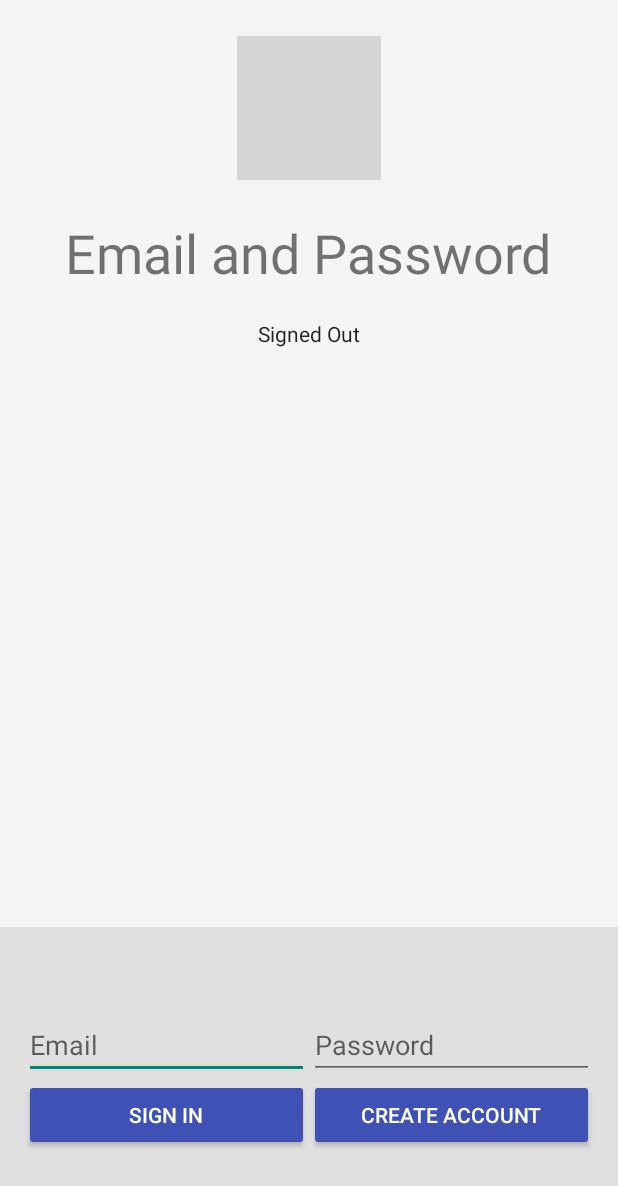
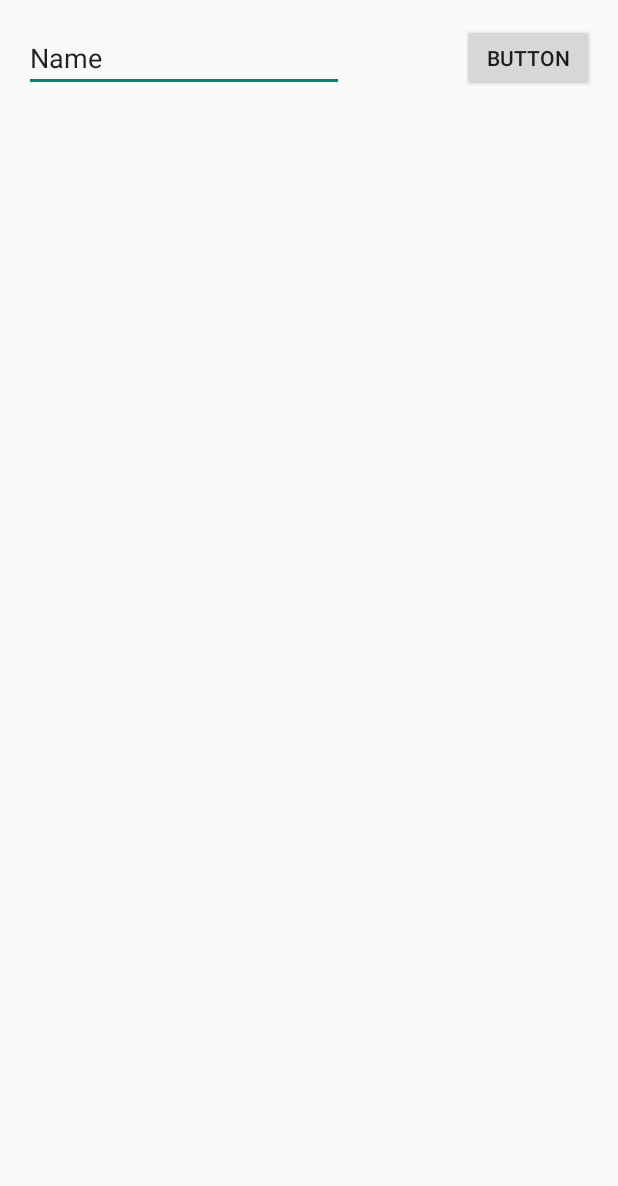
Before and after one commit to Metaphizik/android-client, an Android app: the screen it shows after launch (EmailPasswordActivity before the commit, ChatActivity after it), in the side drawer, after a tap on an icon or button, on a phone screen of 412 x 824 dp. Shown: the top 1186 px of the screen. Run offline under Robolectric (Android 15) with nearby library versions, the phone set to English and light mode, and no system bars; our stand-ins replace Firebase (no records; nobody signed in at launch, a user with empty details on screens opened directly); libraries missing offline, so code that uses them is left out: com.firebase.ui, org.springframework.http, org.springframework.web; 7 statements that could not run were skipped; grey boxes are pictures that could not be loaded.

Commit message:
Add chat without choosing your name

```diff
--- a/app/build.gradle
+++ b/app/build.gradle
@@ -37,7 +37,11 @@ dependencies {
     compile 'com.android.support:design:25.3.1'
     compile 'com.android.support:cardview-v7:25.3.1'
     compile 'com.android.support:recyclerview-v7:25.3.1'
+
     compile 'com.google.firebase:firebase-auth:10.0.1'
+    compile 'com.firebaseui:firebase-ui-auth:1.2.0'
+    compile 'com.firebaseui:firebase-ui:1.2.0'
+    compile 'com.firebase:firebase-jobdispatcher:0.5.2'
     testCompile 'junit:junit:4.12'
 }
 
--- a/app/src/main/AndroidManifest.xml
+++ b/app/src/main/AndroidManifest.xml
@@ -19,6 +19,7 @@
         </activity>
         <activity android:name=".auth.BaseActivity"></activity>
         <activity android:name=".auth.EmailPasswordActivity"></activity>
+        <activity android:name=".chat.ChatActivity"></activity>
     </application>
 
 </manifest>
--- a/app/src/main/java/com/example/metaphizik/design/Constants.java
+++ b/app/src/main/java/com/example/metaphizik/design/Constants.java
@@ -7,6 +7,8 @@ public class Constants {
     public static final int TAB_TWO = 1;
     public static final int TAB_THREE = 2;
 
+    public int EMAIL;
+
     public static class URL {
         private static final String HOST = "http://192.168.1.137:8080/";
 
--- a/app/src/main/java/com/example/metaphizik/design/MainActivity.java
+++ b/app/src/main/java/com/example/metaphizik/design/MainActivity.java
@@ -19,6 +19,7 @@ import android.widget.Toast;
 
 import com.example.metaphizik.design.adapter.TabsFragmentAdapter;
 import com.example.metaphizik.design.auth.EmailPasswordActivity;
+import com.example.metaphizik.design.chat.ChatActivity;
 import com.example.metaphizik.design.dto.RemindDTO;
 
 import org.springframework.http.converter.json.MappingJackson2HttpMessageConverter;
@@ -111,13 +112,17 @@ public class MainActivity extends AppCompatActivity{
 
     @Override
     protected void onActivityResult(int requestCode, int resultCode, Intent data) {
-        if (data == null) {return;}
-        mail.setText(data.getStringExtra("email_tag"));
+        if (data == null) {mail.setText("Your email");}
+        else {
+            mail.setText(data.getStringExtra("email_tag"));
+        }
     }
 
     private void ShowAuthForm() {
-        Intent intent = new Intent(MainActivity.this, EmailPasswordActivity.class);
-        startActivityForResult(intent, 1);
+        /*Intent intent = new Intent(MainActivity.this, EmailPasswordActivity.class);
+        startActivityForResult(intent, 1);*/
+        Intent intent = new Intent(MainActivity.this, ChatActivity.class);
+        startActivity(intent);
     }
 
     private void ShowNotificationTab (){
--- /dev/null
+++ b/app/src/main/java/com/example/metaphizik/design/chat/ChatActivity.java
@@ -0,0 +1,117 @@
+package com.example.metaphizik.design.chat;
+
+
+import android.content.Intent;
+import android.os.Bundle;
+import android.support.annotation.NonNull;
+import android.support.annotation.Nullable;
+import android.support.design.widget.Snackbar;
+import android.support.v7.app.AppCompatActivity;
+import android.text.format.DateFormat;
+import android.view.Menu;
+import android.view.MenuItem;
+import android.view.View;
+import android.widget.Button;
+import android.widget.EditText;
+import android.widget.ListView;
+import android.widget.RelativeLayout;
+import android.widget.TextView;
+
+import com.example.metaphizik.design.R;
+import com.firebase.ui.auth.AuthUI;
+import com.firebase.ui.database.FirebaseListAdapter;
+import com.google.android.gms.tasks.OnCompleteListener;
+import com.google.android.gms.tasks.Task;
+import com.google.firebase.auth.FirebaseAuth;
+import com.google.firebase.database.FirebaseDatabase;
+
+public class ChatActivity extends AppCompatActivity {
+
+    private static int SIGN_IN_REQUEST_CODE = 1;
+    private FirebaseListAdapter<Message> adapter;
+    private RelativeLayout activity_chat;
+    private Button send_message;
+
+    @Override
+    protected void onCreate(@Nullable Bundle savedInstanceState) {
+        super.onCreate(savedInstanceState);
+        setContentView(R.layout.activity_chat);
+
+        activity_chat = (RelativeLayout)findViewById(R.id.chat_relative_layout);
+        send_message = (Button)findViewById(R.id.send_message);
+        send_message.setOnClickListener(new View.OnClickListener() {
+            @Override
+            public void onClick(View v) {
+                EditText input = (EditText)findViewById(R.id.editText);
+                FirebaseDatabase.getInstance().getReference().push()
+                        .setValue(new Message(input.getText().toString(),
+                                FirebaseAuth.getInstance().getCurrentUser().getEmail()));
+                input.setText("");
+            }
+        });
+        if (FirebaseAuth.getInstance().getCurrentUser() == null) {
+            startActivityForResult(AuthUI.getInstance()
+                    .createSignInIntentBuilder()
+                    .build(), SIGN_IN_REQUEST_CODE);
+        } else {
+            displayChat();
+        }
+    }
+
+    private void displayChat() {
+        ListView listMessages = (ListView)findViewById(R.id.listView);
+        adapter = new FirebaseListAdapter<Message>(this, Message.class, R.layout.chat_item, FirebaseDatabase.getInstance().getReference()) {
+            @Override
+            protected void populateView(View v, Message model, int position) {
+
+                TextView textMessage, author, timeMessage;
+                textMessage = (TextView)v.findViewById(R.id.iMessage);
+                author = (TextView)v.findViewById(R.id.iUser);
+                timeMessage = (TextView)v.findViewById(R.id.iTime);
+
+                textMessage.setText(model.getTextMessage());
+                author.setText(model.getAuthor());
+                timeMessage.setText(DateFormat.format("dd-MM-yyyy (HH:mm:ss)", model.getTimeMessage()));
+            }
+        };
+        listMessages.setAdapter(adapter);
+
+    }
+    @Override
+    protected void onActivityResult(int requestCode, int resultCode, Intent data) {
+        super.onActivityResult(requestCode, resultCode, data);
+        if (requestCode == SIGN_IN_REQUEST_CODE)
+        {
+            if (resultCode == RESULT_OK)
+            {
+                Snackbar.make(activity_chat, "Вход выполнен", Snackbar.LENGTH_SHORT).show();
+                displayChat();
+            } else {
+                Snackbar.make(activity_chat, "Вход не выполнен", Snackbar.LENGTH_SHORT).show();
+                finish();
+            }
+        }
+    }
+    @Override
+    public boolean onCreateOptionsMenu(Menu menu) {
+        getMenuInflater().inflate(R.menu.chat_menu, menu);
+        return true;
+    }
+    @Override
+    public boolean onOptionsItemSelected(MenuItem item) {
+        if (item.getItemId() == R.id.menu_signout)
+        {
+            AuthUI.getInstance().signOut(this)
+                    .addOnCompleteListener(new OnCompleteListener<Void>() {
+                        @Override
+                        public void onComplete(@NonNull Task<Void> task) {
+
+                            Snackbar.make(activity_chat, "Выход выполнен", Snackbar.LENGTH_SHORT).show();
+                            finish();
+
+                        }
+                    });
+        }
+        return true;
+    }
+}
--- /dev/null
+++ b/app/src/main/res/layout/activity_chat.xml
@@ -0,0 +1,41 @@
+<RelativeLayout xmlns:android="http://schemas.android.com/apk/res/android"
+    xmlns:tools="http://schemas.android.com/tools"
+    android:id="@+id/chat_relative_layout"
+    android:layout_width="match_parent"
+    android:layout_height="match_parent"
+    android:paddingBottom="@dimen/activity_vertical_margin"
+    android:paddingLeft="@dimen/activity_horizontal_margin"
+    android:paddingRight="@dimen/activity_horizontal_margin"
+    android:paddingTop="@dimen/activity_vertical_margin"
+    tools:context=".MainActivity">
+
+
+    <EditText
+        android:id="@+id/editText"
+        android:layout_width="wrap_content"
+        android:layout_height="wrap_content"
+        android:ems="10"
+        android:inputType="textPersonName"
+        android:text="Name"
+        android:layout_alignParentTop="true"
+        android:layout_alignParentLeft="true"
+        android:layout_alignParentStart="true" />
+
+    <Button
+        android:id="@+id/send_message"
+        android:layout_width="wrap_content"
+        android:layout_height="wrap_content"
+        android:text="Button"
+        android:layout_alignParentTop="true"
+        android:layout_alignParentRight="true"
+        android:layout_alignParentEnd="true"
+        android:layout_above="@+id/listView" />
+
+    <ListView
+        android:layout_width="match_parent"
+        android:layout_height="match_parent"
+        android:layout_below="@+id/editText"
+        android:layout_alignParentLeft="true"
+        android:layout_alignParentStart="true"
+        android:id="@+id/listView" />
+</RelativeLayout>
--- a/app/src/main/res/layout/navigation_header.xml
+++ b/app/src/main/res/layout/navigation_header.xml
@@ -16,6 +16,6 @@
         android:layout_marginBottom="16dp"
         android:layout_marginLeft="16dp"
         android:layout_marginStart="16dp"
-        android:text="TextView"
+        android:text="Your email"
         android:textSize="18sp" />
 </RelativeLayout>
--- /dev/null
+++ b/app/src/main/res/menu/chat_menu.xml
@@ -0,0 +1,6 @@
+<menu xmlns:android="http://schemas.android.com/apk/res/android"
+    xmlns:app="http://schemas.android.com/apk/res-auto">
+    <item android:icon="@drawable/logout"
+        app:showAsAction="always"
+        android:id="@+id/menu_signout"/>
+</menu>
--- a/build.gradle
+++ b/build.gradle
@@ -16,7 +16,9 @@ buildscript {
 allprojects {
     repositories {
         jcenter()
+        maven { url 'https://maven.fabric.io/public' }
     }
+
 }
 
 task clean(type: Delete) {
```
Also changed, not shown: app/src/main/java/com/example/metaphizik/design/chat/Message.java (added, +43 -0 lines), app/src/main/res/layout/chat_item.xml (added, +30 -0 lines), app/src/main/res/drawable/logout.png (added).
